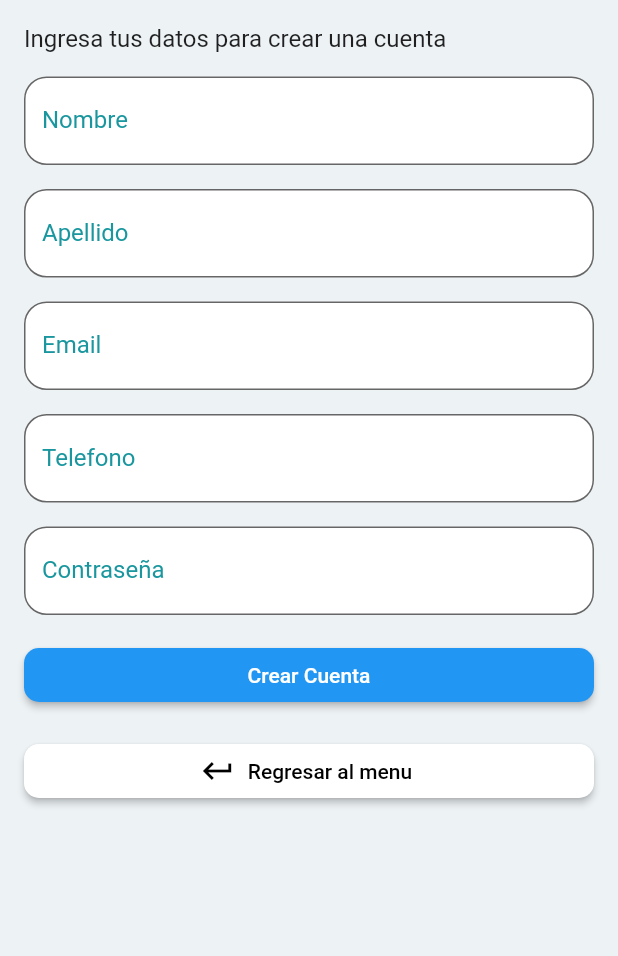
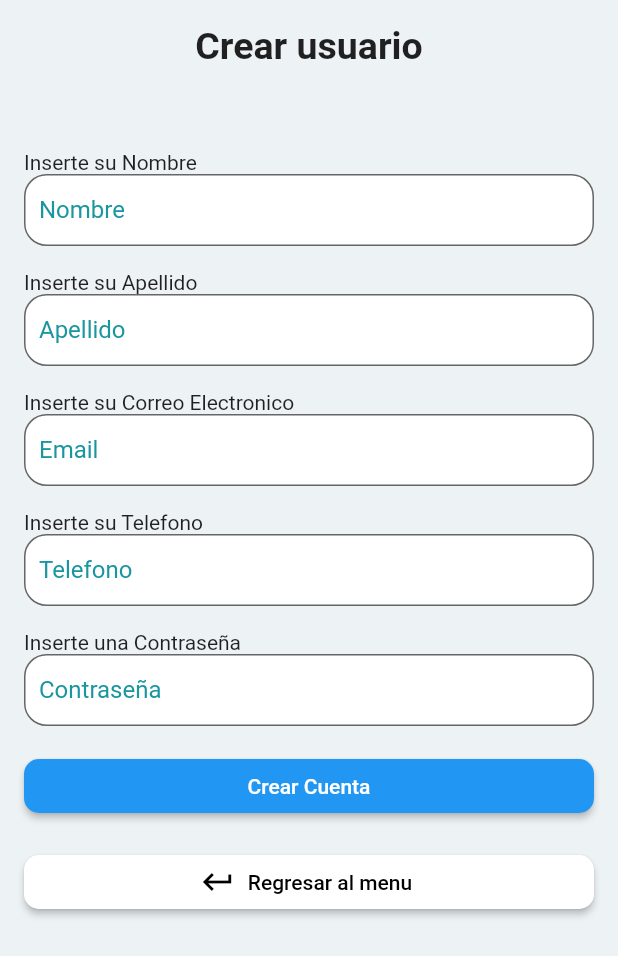
Before and after one commit to ShacoSZ/prueba, a Flutter app: the screen it shows after launch, after a tap on "Iniciar sesión", after a tap on "Registrate Aquí", on a phone screen of 412 x 824 dp. Shown: the top 956 px of the screen. Run offline on Flutter 3.47's test engine with Material 2 defaults, Android fonts, the light colour scheme and no system bars; our stand-ins replace carousel_slider, firebase_auth, firebase_core; accounts and stored records are empty.

Commit message:
cambios de diseño y recuperacion de contraseña

```diff
--- a/lib/screens/LoginPage.dart
+++ b/lib/screens/LoginPage.dart
@@ -4,6 +4,7 @@ import 'package:carousel_slider/carousel_slider.dart';
 import 'package:raccoon_doctor/screens/SignUpPage.dart';
 import 'package:raccoon_doctor/screens/HomePage.dart';
 import 'package:raccoon_doctor/main.dart';
+import 'package:raccoon_doctor/screens/RecoveryPasswordPage.dart';
 
 import 'package:firebase_core/firebase_core.dart';
 import 'package:firebase_auth/firebase_auth.dart';
@@ -16,6 +17,7 @@ class LoginForm extends StatefulWidget {
 class _LoginFormState extends State<LoginForm> {
   final _formKey = GlobalKey<FormState>();
   late String _email, _password;
+
   final FirebaseAuth _auth = FirebaseAuth.instance;
 
   @override
@@ -23,35 +25,33 @@ class _LoginFormState extends State<LoginForm> {
     return Container(
         color: const Color(0xFFEDF2F5),
         child: ListView(children: [
+          const Text('Iniciar Sesión',
+              textAlign: TextAlign.center,
+              style: TextStyle(
+                fontSize: 25,
+                fontWeight: FontWeight.bold,
+              )),
           Form(
             key: _formKey,
             child: Padding(
-              padding: const EdgeInsets.all(16.0),
+              padding: const EdgeInsets.all(22.0),
               child: Column(
                 mainAxisAlignment: MainAxisAlignment.center,
+                crossAxisAlignment: CrossAxisAlignment.start,
                 children: <Widget>[
-                  Container(
-                    width: 250,
-                    height: 250,
-                    child: ClipRRect(
-                      borderRadius: BorderRadius.circular(10),
-                      child: Image.asset('assets/raccoon_chibi_doctor.jpg',
-                          fit: BoxFit.cover),
+                  const SizedBox(height: 155),
+                  const Text(
+                    'Ingresa tu Correo Electronico',
+                    style: TextStyle(fontSize: 15),
                   ),
-                  ),
-                  SizedBox(height: 15),
-                  Text(
-                    'Ingresa tus datos de inicio de sesión',
-                    style: TextStyle(fontSize: 16),
-                  ),
-                  SizedBox(height: 16),
+                  const SizedBox(height: 9),
                   TextFormField(
                     textInputAction: TextInputAction.next,
                     decoration: InputDecoration(
                       labelText: 'Email',
-                      labelStyle: TextStyle(color: const Color(0xFF19969E)),
+                      labelStyle: const TextStyle(color: Color(0xFF19969E)),
                       border: OutlineInputBorder(
-                          borderRadius: BorderRadius.circular(15.0)),
+                          borderRadius: BorderRadius.circular(10.0)),
                       filled: true,
                       fillColor: Colors.white,
                     ),
@@ -65,15 +65,20 @@ class _LoginFormState extends State<LoginForm> {
                       _email = value.trim();
                     },
                   ),
-                  SizedBox(height: 16),
+                  const SizedBox(height: 16),
+                  const Text(
+                    'Ingresa tu Contraseña',
+                    style: TextStyle(fontSize: 15),
+                  ),
+                  const SizedBox(height: 9),
                   TextFormField(
                     textInputAction: TextInputAction.next,
                     obscureText: true,
                     decoration: InputDecoration(
                       labelText: 'Contraseña',
-                      labelStyle: TextStyle(color: const Color(0xFF19969E)),
+                      labelStyle: const TextStyle(color: Color(0xFF19969E)),
                       border: OutlineInputBorder(
-                          borderRadius: BorderRadius.circular(15.0)),
+                          borderRadius: BorderRadius.circular(10.0)),
                       filled: true,
                       fillColor: Colors.white,
                     ),
@@ -87,11 +92,17 @@ class _LoginFormState extends State<LoginForm> {
                       _password = value.trim();
                     },
                   ),
-                  SizedBox(height: 16),
-                  Row(
+                  TextButton(
+                    onPressed: () => navigateToRecoveryPasswordScreen(context),
+                    child: const Text('Olvide mi Contraseña'),
+                  ),
+                  const SizedBox(height: 16),
+                  Container(
+                      alignment: Alignment.center,
+                      child: Row(
                         mainAxisSize: MainAxisSize.min,
                         children: [
-                      SizedBox(width: 20),
+                          const SizedBox(width: 25),
                           ElevatedButton(
                             onPressed: () async {
                               if (_formKey.currentState!.validate()) {
@@ -111,14 +122,14 @@ class _LoginFormState extends State<LoginForm> {
                                 } on FirebaseAuthException catch (e) {
                                   if (e.code == 'user-not-found') {
                                     ScaffoldMessenger.of(context).showSnackBar(
-                                  SnackBar(
-                                    content:
-                                        Text('No user found for that email.'),
+                                      const SnackBar(
+                                        content: Text(
+                                            'No user found for that email.'),
                                       ),
                                     );
                                   } else if (e.code == 'wrong-password') {
                                     ScaffoldMessenger.of(context).showSnackBar(
-                                  SnackBar(
+                                      const SnackBar(
                                         content: Text(
                                             'Wrong password provided for that user.'),
                                       ),
@@ -133,25 +144,26 @@ class _LoginFormState extends State<LoginForm> {
                                     10.0), // Radio de la esquina redondeada
                               ),
                             ),
-                        child: Text('Iniciar sesión'),
+                            child: const Text('Iniciar sesión'),
                           ),
-                      SizedBox(width: 50),
+                          const SizedBox(width: 50),
                           ElevatedButton(
                             onPressed: () => navigateToSignUpScreen(context),
                             style: ElevatedButton.styleFrom(
-                          textStyle: TextStyle(color: Colors.black),
+                              textStyle: const TextStyle(color: Colors.black),
                               shape: RoundedRectangleBorder(
                                 borderRadius: BorderRadius.circular(10.0),
                               ),
                               backgroundColor: Colors.white,
                             ),
-                        child: Text(
+                            child: const Text(
                               'Registrate Aquí',
                               style: TextStyle(color: Colors.black),
                             ),
-                      )
+                          ),
+                          const SizedBox(width: 25)
                         ],
-                  ),
+                      )),
                 ],
               ),
             ),
@@ -164,6 +176,14 @@ void navigateToSignUpScreen(BuildContext context) {
   Navigator.of(context).push(
     MaterialPageRoute(
       builder: (_) => SignUpPage(),
+    ),
+  );
+}
+
+void navigateToRecoveryPasswordScreen(BuildContext context) {
+  Navigator.of(context).push(
+    MaterialPageRoute(
+      builder: (_) => RecoveryPasswordPage(),
     ),
   );
 }
--- a/lib/screens/SignUpPage.dart
+++ b/lib/screens/SignUpPage.dart
@@ -39,11 +39,21 @@ class _SignupPageState extends State<SignUpPage> {
                     child: ListView(
                         //crossAxisAlignment: CrossAxisAlignment.start,
                         children: <Widget>[
-                          Text(
-                            'Ingresa tus datos para crear una cuenta',
-                            style: TextStyle(fontSize: 16),
+                          const Align(
+                            alignment: Alignment.center,
+                            child: Text(
+                              'Crear usuario',
+                              style: TextStyle(
+                                  fontSize: 25, fontWeight: FontWeight.bold),
+                            ),
                           ),
-                          SizedBox(height: 16),
+                          SizedBox(height: 55),
+                          const Align(
+                            alignment: Alignment.centerLeft,
+                            child: Text(
+                              'Inserte su Nombre',
+                            ),
+                          ),
                           TextFormField(
                             textInputAction: TextInputAction.next,
                             decoration: InputDecoration(
@@ -54,6 +64,7 @@ class _SignupPageState extends State<SignUpPage> {
                                   borderRadius: BorderRadius.circular(15.0)),
                               filled: true,
                               fillColor: Colors.white,
+                              contentPadding: const EdgeInsets.all(10.0),
                             ),
                             validator: (value) {
                               if (value == null || value.isEmpty) {
@@ -66,6 +77,12 @@ class _SignupPageState extends State<SignUpPage> {
                             },
                           ),
                           SizedBox(height: 16),
+                          const Align(
+                            alignment: Alignment.centerLeft,
+                            child: Text(
+                              'Inserte su Apellido',
+                            ),
+                          ),
                           TextFormField(
                             textInputAction: TextInputAction.next,
                             decoration: InputDecoration(
@@ -76,6 +93,7 @@ class _SignupPageState extends State<SignUpPage> {
                                   borderRadius: BorderRadius.circular(15.0)),
                               filled: true,
                               fillColor: Colors.white,
+                              contentPadding: const EdgeInsets.all(10.0),
                             ),
                             validator: (value) {
                               if (value == null || value.isEmpty) {
@@ -88,6 +106,12 @@ class _SignupPageState extends State<SignUpPage> {
                             },
                           ),
                           SizedBox(height: 16),
+                          const Align(
+                            alignment: Alignment.centerLeft,
+                            child: Text(
+                              'Inserte su Correo Electronico',
+                            ),
+                          ),
                           TextFormField(
                             textInputAction: TextInputAction.next,
                             decoration: InputDecoration(
@@ -98,6 +122,7 @@ class _SignupPageState extends State<SignUpPage> {
                                   borderRadius: BorderRadius.circular(15.0)),
                               filled: true,
                               fillColor: Colors.white,
+                              contentPadding: const EdgeInsets.all(10.0),
                             ),
                             validator: (value) {
                               if (value == null || value.isEmpty) {
@@ -110,6 +135,12 @@ class _SignupPageState extends State<SignUpPage> {
                             },
                           ),
                           SizedBox(height: 16),
+                          const Align(
+                            alignment: Alignment.centerLeft,
+                            child: Text(
+                              'Inserte su Telefono',
+                            ),
+                          ),
                           TextFormField(
                             keyboardType: TextInputType.phone,
                             textInputAction: TextInputAction.next,
@@ -121,6 +152,7 @@ class _SignupPageState extends State<SignUpPage> {
                                   borderRadius: BorderRadius.circular(15.0)),
                               filled: true,
                               fillColor: Colors.white,
+                              contentPadding: const EdgeInsets.all(10.0),
                             ),
                             validator: (value) {
                               if (value == null || value.isEmpty) {
@@ -133,6 +165,12 @@ class _SignupPageState extends State<SignUpPage> {
                             },
                           ),
                           SizedBox(height: 16),
+                          const Align(
+                            alignment: Alignment.centerLeft,
+                            child: Text(
+                              'Inserte una Contraseña',
+                            ),
+                          ),
                           TextFormField(
                             obscureText: true,
                             textInputAction: TextInputAction.next,
@@ -144,6 +182,7 @@ class _SignupPageState extends State<SignUpPage> {
                                   borderRadius: BorderRadius.circular(15.0)),
                               filled: true,
                               fillColor: Colors.white,
+                              contentPadding: const EdgeInsets.all(10.0),
                             ),
                             validator: (value) {
                               if (value == null || value.isEmpty) {
```
Also changed, not shown: lib/screens/RecoveryPasswordPage.dart (added, +129 -0 lines). Lines whose indentation alone changed are shown as unchanged.
